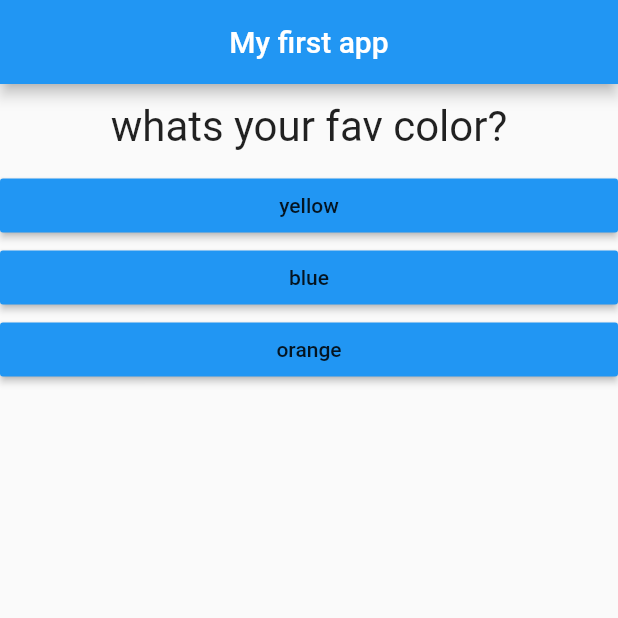
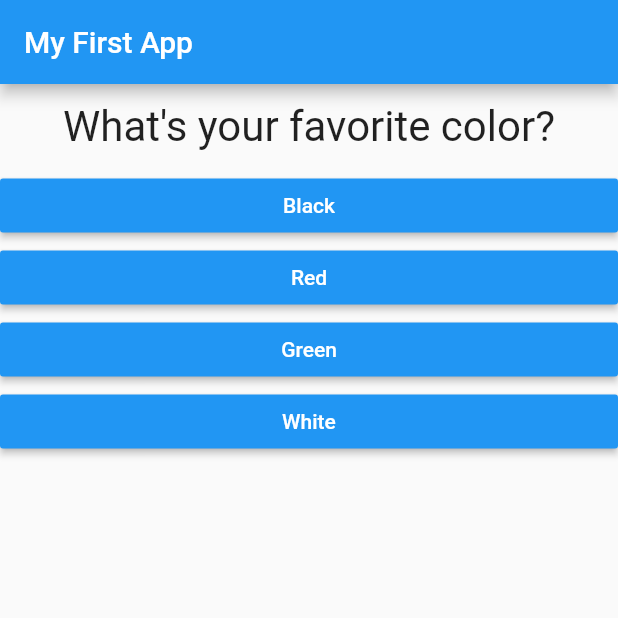
Before and after one commit to rairishi764/flutter-learningapp, a Flutter app: the screen it shows after launch, on a phone screen of 412 x 824 dp, the top half of it. Run offline on Flutter 3.47's test engine with Material 2 defaults, Android fonts, the phone set to English and light mode, and no system bars.

Commit message:
simple quiz app completed

```diff
--- a/lib/answer.dart
+++ b/lib/answer.dart
@@ -1,15 +1,19 @@
-import 'package:flutter/material.dart'; //1.
+import 'package:flutter/material.dart';
 
 class Answer extends StatelessWidget {
-  final String anserText;
   final Function selectHandler;
-  Answer(this.selectHandler, this.anserText);
-  Widget build(BuildContext ctx) {
+  final String answerText;
+
+  Answer(this.selectHandler, this.answerText);
+
+  @override
+  Widget build(BuildContext context) {
     return Container(
       width: double.infinity,
       child: RaisedButton(
         color: Colors.blue,
-        child: Text(this.anserText),
+        textColor: Colors.white,
+        child: Text(answerText),
         onPressed: selectHandler,
       ),
     );
--- a/lib/main.dart
+++ b/lib/main.dart
@@ -1,83 +1,99 @@
-import 'package:flutter/material.dart'; //import handled by pubsoec.yml
+import 'package:flutter/material.dart';
 
-//import './question.dart'; //importing local library
-//import './answer.dart';
 import './quiz.dart';
 import './result.dart';
+// void main() {
+//   runApp(MyApp());
+// }
 
-//main function which is run first to kick of app code
-void main() {
-  runApp(MyApp());
-  /*fn defined in flutter package does all heavy lifiting of taking
-                      a widget and put it on screen by calling the build fn of widget*/
-
-}
-
-//void main() => runApp(MyApp()); alternative syntax but only used in 1 widget run
-
+void main() => runApp(MyApp());
 
 class MyApp extends StatefulWidget {
   @override
-  _MyAppState createState() => _MyAppState();
+  State<StatefulWidget> createState() {
+    // TODO: implement createState
+    return _MyAppState();
+  }
 }
 
 class _MyAppState extends State<MyApp> {
-  //State class can retain values as will not be rebuilt ad MyApp widget
-  var _questionIndex = 0; //_ in beg makes it private property
+  final _questions = const [
+    {
+      'questionText': 'What\'s your favorite color?',
+      'answers': [
+        {'text': 'Black', 'score': 10},
+        {'text': 'Red', 'score': 5},
+        {'text': 'Green', 'score': 3},
+        {'text': 'White', 'score': 1},
+      ],
+    },
+    {
+      'questionText': 'What\'s your favorite animal?',
+      'answers': [
+        {'text': 'Rabbit', 'score': 3},
+        {'text': 'Snake', 'score': 11},
+        {'text': 'Elephant', 'score': 5},
+        {'text': 'Lion', 'score': 9},
+      ],
+    },
+    {
+      'questionText': 'Who\'s your favorite Person?',
+      'answers': [
+        {'text': 'Rishi', 'score': 1},
+        {'text': 'Jonah', 'score': 1},
+        {'text': 'Tina', 'score': 1},
+        {'text': 'Vijay', 'score': 1},
+      ],
+    },
+  ];
+  var _questionIndex = 0;
+  var _totalScore = 0;
 
-  void _ansQuestion() {
+  void _resetQuiz() {
     setState(() {
-      //build is getting called when u set state
+      _questionIndex = 0;
+      _totalScore = 0;
+    });
+  }
+
+  void _answerQuestion(int score) {
+    // var aBool = true;
+    // aBool = false;
+
+    _totalScore += score;
+
+    setState(() {
       _questionIndex = _questionIndex + 1;
     });
-    if (_questionIndex < 3) {
-      print("We have more questions");
+    print(_questionIndex);
+    if (_questionIndex < _questions.length) {
+      print('We have more questions!');
     } else {
-      print("Questionlist over");
+      print('No more questions!');
     }
-    print(_questionIndex);
   }
 
-  @override //good practice of specifying that u r overriding
-  Widget build(BuildContext ctx) {
-    //always responsible toreturn widget
+  @override
+  Widget build(BuildContext context) {
+    // var dummy = const ['Hello'];
+    // dummy.add('Max');
+    // print(dummy);
+    // dummy = [];
+    // questions = []; // does not work if questions is a const
 
-    final _question = [
-      //can use final here as values will not change
-      {
-        "questionText": "whats your fav color?",
-        "answer": ["yellow", "blue", "orange"]
-      },
-      {
-        "questionText": "Whats your fav animal?",
-        "answer": ["dog", "cat", "bull","horse","lion"]
-      },
-      {
-        "questionText": "Whats your fav food?",
-        "answer": ["chicken", "fruits", "vegetables"]
-      },
-      {
-        "questionText": "Whats your fav sport",
-        "answer": ["cricket", "hockey", "football"]
-      },
-    ];
     return MaterialApp(
       home: Scaffold(
-        // give base page design widget
         appBar: AppBar(
-          title: Text(
-            'My first app',
-          ),
-          centerTitle: true,
+          title: Text('My First App'),
         ),
-        body: _questionIndex < _question.length
+        body: _questionIndex < _questions.length
             ? Quiz(
-                answerQuestion: _ansQuestion,
-                question: _question,
+                answerQuestion: _answerQuestion,
                 questionIndex: _questionIndex,
+                questions: _questions,
               )
-            : Result(),
+            : Result(_totalScore, _resetQuiz),
       ),
-    ); //scaffold is widget that gives basic structure for app
+    );
   }
 }
--- a/lib/quiz.dart
+++ b/lib/quiz.dart
@@ -1,45 +1,28 @@
 import 'package:flutter/material.dart';
+
 import './question.dart';
 import './answer.dart';
 
 class Quiz extends StatelessWidget {
-  final List<Map<String, Object>> question;
+  final List<Map<String, Object>> questions;
+  final int questionIndex;
   final Function answerQuestion;
-  final int questionIndex;
 
   Quiz({
+    @required this.questions,
     @required this.answerQuestion,
-    @required this.question,
     @required this.questionIndex,
   });
+
   @override
   Widget build(BuildContext context) {
     return Column(
-      //puts widgets in 1 column for side by side row used
       children: [
-        Question(question[questionIndex]["questionText"]),
-        /*     RaisedButton(
-              //child: Text(questions[0]), //can be replaced by below widget which implements same
-              child: Text(questions[_questionIndex]),   //using imported widget in fold
-              onPressed: _ansQuestion, //pass pointer to fn so that its not executed on rendering
-            ),
-           RaisedButton(
-              child: Text(questions.elementAt(1)),
-              onPressed: ()=>print('LOCAL FUNCTION CALL'),//inline fn
-            ),
-            RaisedButton(
-              child: Text('Question 3'),
-              onPressed: _ansQuestion,
-            ),
-            */
-        //Answer(_ansQuestion),
-        //Answer(_ansQuestion),
-        //Answer(_ansQuestion),  //moved raised button in answer and calling widget here and passing POINTER TO function to it
-        ...(question[questionIndex]["answer"] as List<String>).map((answer) {
-          //map the values of question[_questionIndex]["answer"] to iterate as answer
-          //... is spread- takes elements of list and brings it one level above
-          return Answer(answerQuestion,
-              answer); //pass handler and value frm list one by one
+        Question(
+          questions[questionIndex]['questionText'],
+        ),
+        ...(questions[questionIndex]['answers'] as List<Map<String, Object>>).map((answer) {
+          return Answer(() => answerQuestion(answer['score']), answer['text']);
         }).toList()
       ],
     );
```
Also changed, not shown: lib/result.dart (+38 -3 lines).
